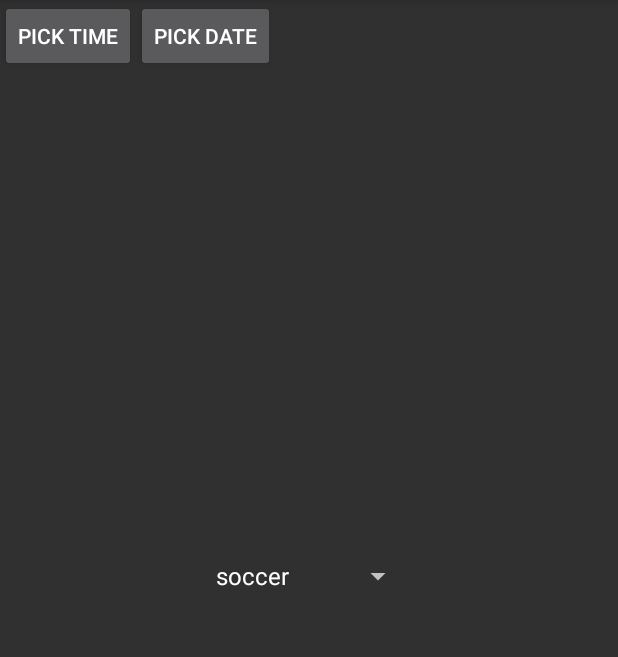
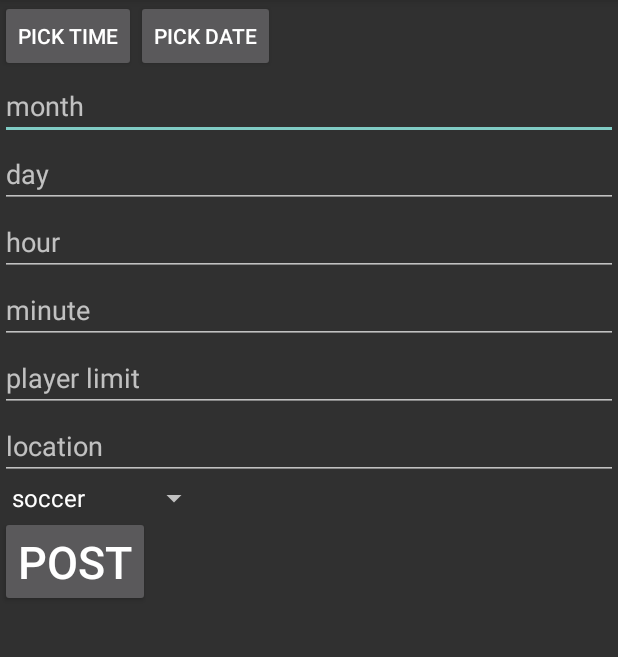
Before and after one commit to dstern95/RecLeague, an Android app: the PostGame screen opened directly, with no data from a screen before it, on a phone screen of 412 x 824 dp, the part 84-741 px from its top. Run offline under Robolectric (Android 15) with nearby library versions, the phone set to English and light mode, and no system bars; our stand-ins replace Firebase (no records; nobody signed in at launch, a user with empty details on screens opened directly).

Commit message:
firebase setup

```diff
--- a/app/src/main/res/layout/activity_post_game.xml
+++ b/app/src/main/res/layout/activity_post_game.xml
@@ -23,11 +23,70 @@
         android:layout_toRightOf="@+id/ptime"
         />
 
+    <EditText
+        android:layout_width="fill_parent"
+        android:layout_height="wrap_content"
+        android:id="@+id/month_text"
+        android:layout_below="@+id/ptime"
+        android:hint="month"
+        android:inputType="number"
+        />
+
+    <EditText
+        android:layout_width="fill_parent"
+        android:layout_height="wrap_content"
+        android:id="@+id/day_text"
+        android:layout_below="@+id/month_text"
+        android:hint="day"
+        android:inputType="number"
+        />
+
+    <EditText
+        android:layout_width="fill_parent"
+        android:layout_height="wrap_content"
+        android:id="@+id/hour_text"
+        android:layout_below="@+id/day_text"
+        android:hint="hour"
+        android:inputType="number"
+        />
+
+    <EditText
+        android:layout_width="fill_parent"
+        android:layout_height="wrap_content"
+        android:id="@+id/min_text"
+        android:layout_below="@+id/hour_text"
+        android:hint="minute"
+        android:inputType="number"
+        />
+
+    <EditText
+        android:layout_width="fill_parent"
+        android:layout_height="wrap_content"
+        android:id="@+id/lim_text"
+        android:layout_below="@+id/min_text"
+        android:hint="player limit"
+        android:inputType="number"
+        />
+    <EditText
+        android:layout_width="fill_parent"
+        android:layout_height="wrap_content"
+        android:id="@+id/location_text"
+        android:layout_below="@+id/lim_text"
+        android:hint="location"
+        />
     <Spinner
         android:id="@+id/sports"
         android:layout_width="wrap_content"
         android:layout_height="wrap_content"
-        android:layout_centerInParent="true">
+        android:layout_below="@+id/location_text">
 
-    </Spinner>
+</Spinner>
+    <Button
+        android:layout_width="wrap_content"
+        android:layout_height="wrap_content"
+        android:textSize="30dp"
+        android:layout_below="@+id/sports"
+        android:text="post"
+        android:onClick="post"
+        />
 </RelativeLayout>
```
Also changed, not shown: app/src/main/java/com/example/recleague/PostGame.java (+2 -8 lines), app/src/main/java/com/example/recleague/gameHolder.java (+27 -0 lines).
